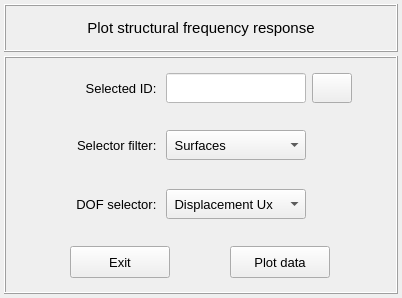
This is vibra/interface/data/ui_files/plots/structural/plot_structural_frequency_response.ui in MOPT-UFSC/VIBRA as Qt 5 draws it before an edit. The edited form follows.
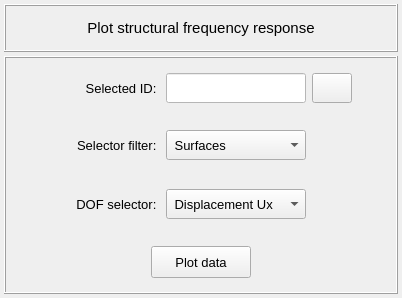
This is the edited form. Icons and pictures are not drawn.

Commit message: Adds PlotAcousticPressureField widget

Diff of the .ui file:
```diff
--- a/vibra/interface/data/ui_files/plots/structural/plot_structural_frequency_response.ui
+++ b/vibra/interface/data/ui_files/plots/structural/plot_structural_frequency_response.ui
@@ -177,7 +177,7 @@
          <property name="spacing">
           <number>2</number>
          </property>
-         <item row="0" column="1">
+         <item row="0" column="0">
           <widget class="QPushButton" name="pushButton_plot_data">
            <property name="minimumSize">
             <size>
@@ -207,36 +207,6 @@
            </property>
           </widget>
          </item>
-         <item row="0" column="0">
-          <widget class="QPushButton" name="pushButton_exit">
-           <property name="minimumSize">
-            <size>
-             <width>100</width>
-             <height>32</height>
-            </size>
-           </property>
-           <property name="maximumSize">
-            <size>
-             <width>100</width>
-             <height>32</height>
-            </size>
-           </property>
-           <property name="font">
-            <font>
-             <pointsize>10</pointsize>
-            </font>
-           </property>
-           <property name="styleSheet">
-            <string notr="true"/>
-           </property>
-           <property name="text">
-            <string>Exit</string>
-           </property>
-           <property name="flat">
-            <bool>false</bool>
-           </property>
-          </widget>
-         </item>
         </layout>
        </widget>
       </item>
```
The commit also changes 13 other files.
